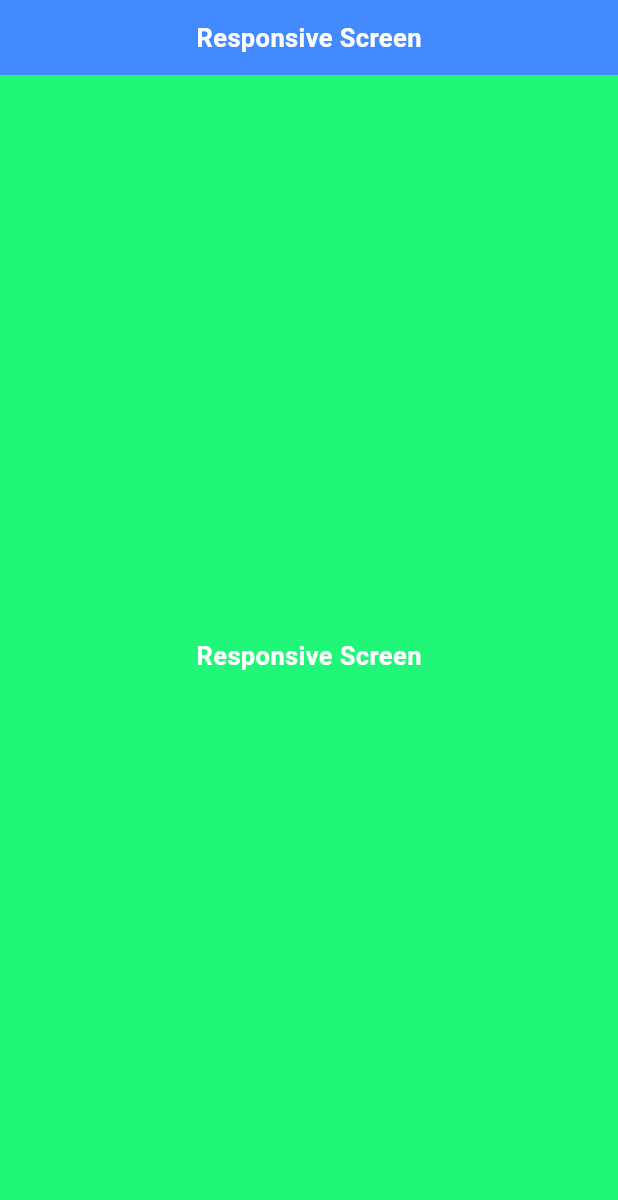
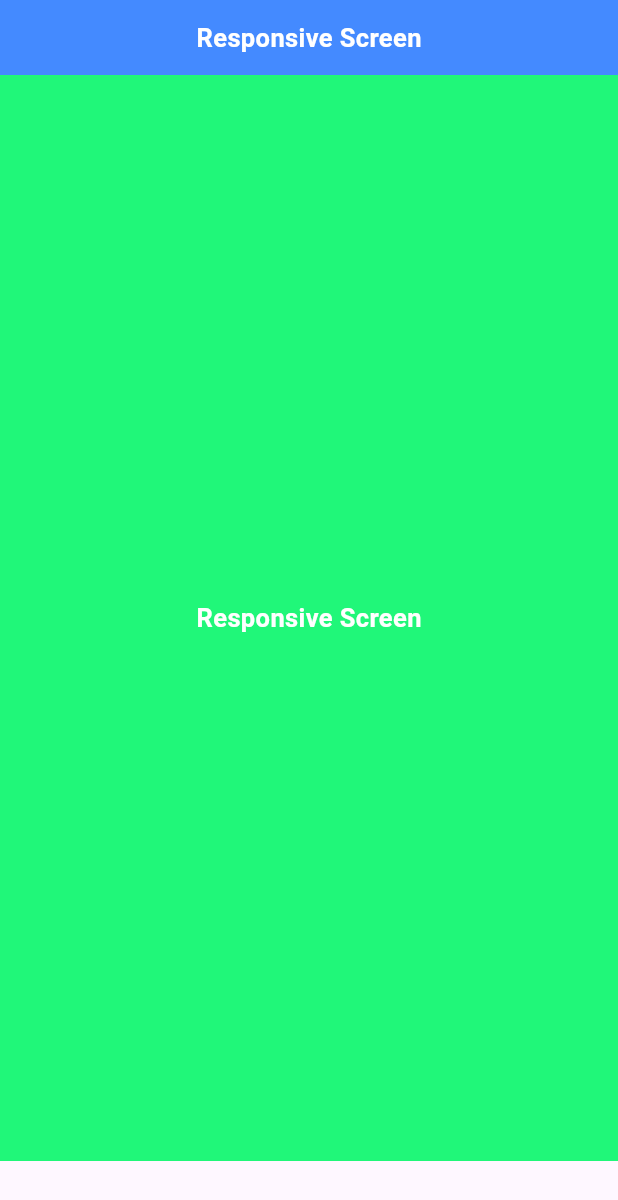
Before and after one commit to Nasir-gaayte/flutter-widgets, a Flutter app: the ResponsiveScreen widget shown alone on an empty page, opened directly, on a phone screen of 412 x 824 dp. Shown: the top 1200 px of the screen. Run offline on Flutter 3.47's test engine with Material 3 defaults, Android fonts, the phone set to English and light mode, and no system bars; our stand-ins replace animated_splash_screen, lottie, youtube_player_flutter.

Commit message:
responsive if hight >500

```diff
--- a/lib/widgets/responsive_screen.dart
+++ b/lib/widgets/responsive_screen.dart
@@ -12,7 +12,7 @@ class _ResponsiveScreenState extends State<ResponsiveScreen> {
       MediaQuery.of(context).size.width >= 600;
   bool isScreenDesktop(BuildContext context) =>
       MediaQuery.of(context).size.width < 600;
-  bool isHi(BuildContext context) => MediaQuery.of(context).size.height < 500;
+  bool isHi(BuildContext context) => MediaQuery.of(context).size.height > 500;
   @override
   Widget build(BuildContext context) {
     double mediaWightSize = MediaQuery.of(context).size.width;
```
